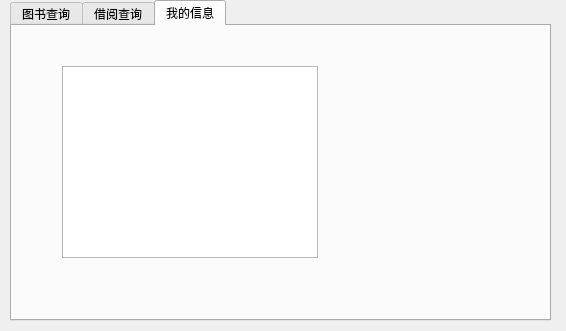
The window that readerdialog.ui (821869798/mybookmanager) describes before a commit, drawn with Qt 5.
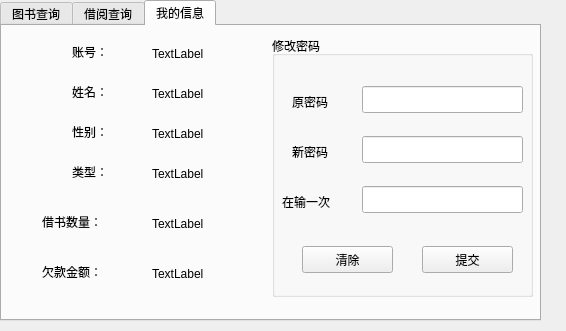
The same window after the commit. The open tabs and pages were chosen to show the change.

```diff
--- a/readerdialog.ui
+++ b/readerdialog.ui
@@ -16,7 +16,7 @@
   <widget class="QTabWidget" name="tabWidget">
    <property name="geometry">
     <rect>
-     <x>10</x>
+     <x>0</x>
      <y>0</y>
      <width>541</width>
      <height>321</height>
@@ -172,15 +172,269 @@
     <attribute name="title">
      <string>我的信息</string>
     </attribute>
-    <widget class="QListView" name="listView">
+    <widget class="QLabel" name="label_4">
      <property name="geometry">
       <rect>
-       <x>50</x>
-       <y>40</y>
-       <width>256</width>
-       <height>192</height>
+       <x>70</x>
+       <y>10</y>
+       <width>101</width>
+       <height>31</height>
       </rect>
      </property>
+     <property name="text">
+      <string>账号：</string>
+     </property>
+    </widget>
+    <widget class="QLabel" name="ridLabel">
+     <property name="geometry">
+      <rect>
+       <x>150</x>
+       <y>20</y>
+       <width>121</width>
+       <height>16</height>
+      </rect>
+     </property>
+     <property name="text">
+      <string>TextLabel</string>
+     </property>
+    </widget>
+    <widget class="QLabel" name="label_6">
+     <property name="geometry">
+      <rect>
+       <x>70</x>
+       <y>50</y>
+       <width>71</width>
+       <height>31</height>
+      </rect>
+     </property>
+     <property name="text">
+      <string>姓名：</string>
+     </property>
+    </widget>
+    <widget class="QLabel" name="label_7">
+     <property name="geometry">
+      <rect>
+       <x>70</x>
+       <y>90</y>
+       <width>71</width>
+       <height>31</height>
+      </rect>
+     </property>
+     <property name="text">
+      <string>性别：</string>
+     </property>
+    </widget>
+    <widget class="QLabel" name="label_8">
+     <property name="geometry">
+      <rect>
+       <x>70</x>
+       <y>130</y>
+       <width>81</width>
+       <height>31</height>
+      </rect>
+     </property>
+     <property name="text">
+      <string>类型：</string>
+     </property>
+    </widget>
+    <widget class="QLabel" name="label_9">
+     <property name="geometry">
+      <rect>
+       <x>40</x>
+       <y>180</y>
+       <width>81</width>
+       <height>31</height>
+      </rect>
+     </property>
+     <property name="text">
+      <string>借书数量：</string>
+     </property>
+    </widget>
+    <widget class="QLabel" name="label_10">
+     <property name="geometry">
+      <rect>
+       <x>40</x>
+       <y>230</y>
+       <width>81</width>
+       <height>31</height>
+      </rect>
+     </property>
+     <property name="text">
+      <string>欠款金额：</string>
+     </property>
+    </widget>
+    <widget class="QLabel" name="nameLabel">
+     <property name="geometry">
+      <rect>
+       <x>150</x>
+       <y>60</y>
+       <width>71</width>
+       <height>16</height>
+      </rect>
+     </property>
+     <property name="text">
+      <string>TextLabel</string>
+     </property>
+    </widget>
+    <widget class="QLabel" name="sexLabel">
+     <property name="geometry">
+      <rect>
+       <x>150</x>
+       <y>100</y>
+       <width>71</width>
+       <height>16</height>
+      </rect>
+     </property>
+     <property name="text">
+      <string>TextLabel</string>
+     </property>
+    </widget>
+    <widget class="QLabel" name="typeLabel">
+     <property name="geometry">
+      <rect>
+       <x>150</x>
+       <y>140</y>
+       <width>71</width>
+       <height>16</height>
+      </rect>
+     </property>
+     <property name="text">
+      <string>TextLabel</string>
+     </property>
+    </widget>
+    <widget class="QLabel" name="bornum">
+     <property name="geometry">
+      <rect>
+       <x>150</x>
+       <y>190</y>
+       <width>71</width>
+       <height>16</height>
+      </rect>
+     </property>
+     <property name="text">
+      <string>TextLabel</string>
+     </property>
+    </widget>
+    <widget class="QLabel" name="arrearsLabel">
+     <property name="geometry">
+      <rect>
+       <x>150</x>
+       <y>240</y>
+       <width>71</width>
+       <height>16</height>
+      </rect>
+     </property>
+     <property name="text">
+      <string>TextLabel</string>
+     </property>
+    </widget>
+    <widget class="QGroupBox" name="groupBox_2">
+     <property name="geometry">
+      <rect>
+       <x>270</x>
+       <y>10</y>
+       <width>261</width>
+       <height>261</height>
+      </rect>
+     </property>
+     <property name="title">
+      <string>修改密码</string>
+     </property>
+     <widget class="QLabel" name="label_5">
+      <property name="geometry">
+       <rect>
+        <x>20</x>
+        <y>50</y>
+        <width>51</width>
+        <height>31</height>
+       </rect>
+      </property>
+      <property name="text">
+       <string>原密码</string>
+      </property>
+     </widget>
+     <widget class="QLabel" name="label_11">
+      <property name="geometry">
+       <rect>
+        <x>20</x>
+        <y>100</y>
+        <width>51</width>
+        <height>31</height>
+       </rect>
+      </property>
+      <property name="text">
+       <string>新密码</string>
+      </property>
+     </widget>
+     <widget class="QLabel" name="label_12">
+      <property name="geometry">
+       <rect>
+        <x>10</x>
+        <y>150</y>
+        <width>71</width>
+        <height>31</height>
+       </rect>
+      </property>
+      <property name="text">
+       <string>在输一次</string>
+      </property>
+     </widget>
+     <widget class="QLineEdit" name="pwd1">
+      <property name="geometry">
+       <rect>
+        <x>90</x>
+        <y>50</y>
+        <width>161</width>
+        <height>27</height>
+       </rect>
+      </property>
+     </widget>
+     <widget class="QLineEdit" name="pwd2">
+      <property name="geometry">
+       <rect>
+        <x>90</x>
+        <y>100</y>
+        <width>161</width>
+        <height>27</height>
+       </rect>
+      </property>
+     </widget>
+     <widget class="QLineEdit" name="pwd3">
+      <property name="geometry">
+       <rect>
+        <x>90</x>
+        <y>150</y>
+        <width>161</width>
+        <height>27</height>
+       </rect>
+      </property>
+     </widget>
+     <widget class="QPushButton" name="clearBtn">
+      <property name="geometry">
+       <rect>
+        <x>30</x>
+        <y>210</y>
+        <width>91</width>
+        <height>27</height>
+       </rect>
+      </property>
+      <property name="text">
+       <string>清除</string>
+      </property>
+     </widget>
+     <widget class="QPushButton" name="submitBtn">
+      <property name="geometry">
+       <rect>
+        <x>150</x>
+        <y>210</y>
+        <width>91</width>
+        <height>27</height>
+       </rect>
+      </property>
+      <property name="text">
+       <string>提交</string>
+      </property>
+     </widget>
     </widget>
    </widget>
   </widget>
```
Left out of the diff: 49 changed lines with no effect on the pictures.
